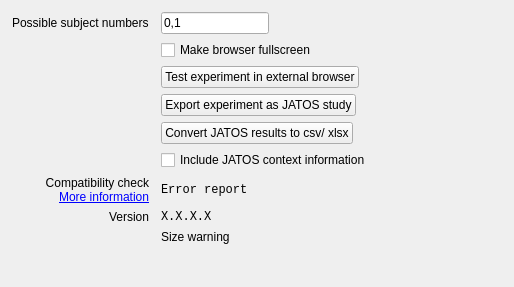
This is opensesame_extensions/oswebext/oswebext.ui in open-cogsci/opensesame-extension-osweb as Qt 5 draws it before an edit. The edited form follows.
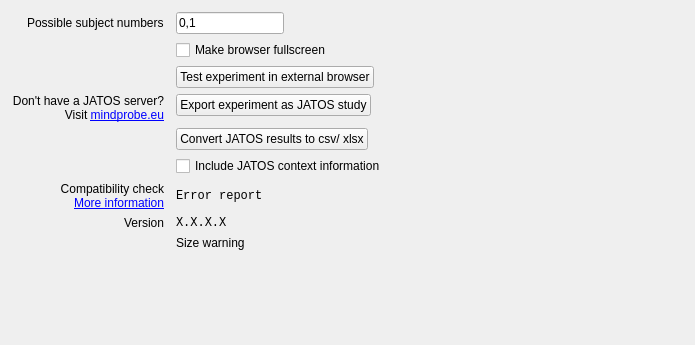
This is the edited form. Icons and pictures are not drawn.

Patch:
```diff
--- a/opensesame_extensions/oswebext/oswebext.ui
+++ b/opensesame_extensions/oswebext/oswebext.ui
@@ -6,8 +6,8 @@
    <rect>
     <x>0</x>
     <y>0</y>
-    <width>514</width>
-    <height>287</height>
+    <width>695</width>
+    <height>345</height>
    </rect>
   </property>
   <property name="windowTitle">
@@ -159,6 +159,20 @@
      </property>
     </widget>
    </item>
+   <item row="3" column="0">
+    <widget class="QLabel" name="label_2">
+     <property name="text">
+      <string>Don't have a JATOS server?&lt;br /&gt;
+Visit &lt;a href=&quot;https://mindprobe.eu&quot;&gt;mindprobe.eu&lt;/a&gt;</string>
+     </property>
+     <property name="alignment">
+      <set>Qt::AlignRight|Qt::AlignTrailing|Qt::AlignVCenter</set>
+     </property>
+     <property name="openExternalLinks">
+      <bool>true</bool>
+     </property>
+    </widget>
+   </item>
   </layout>
  </widget>
  <resources/>
```
